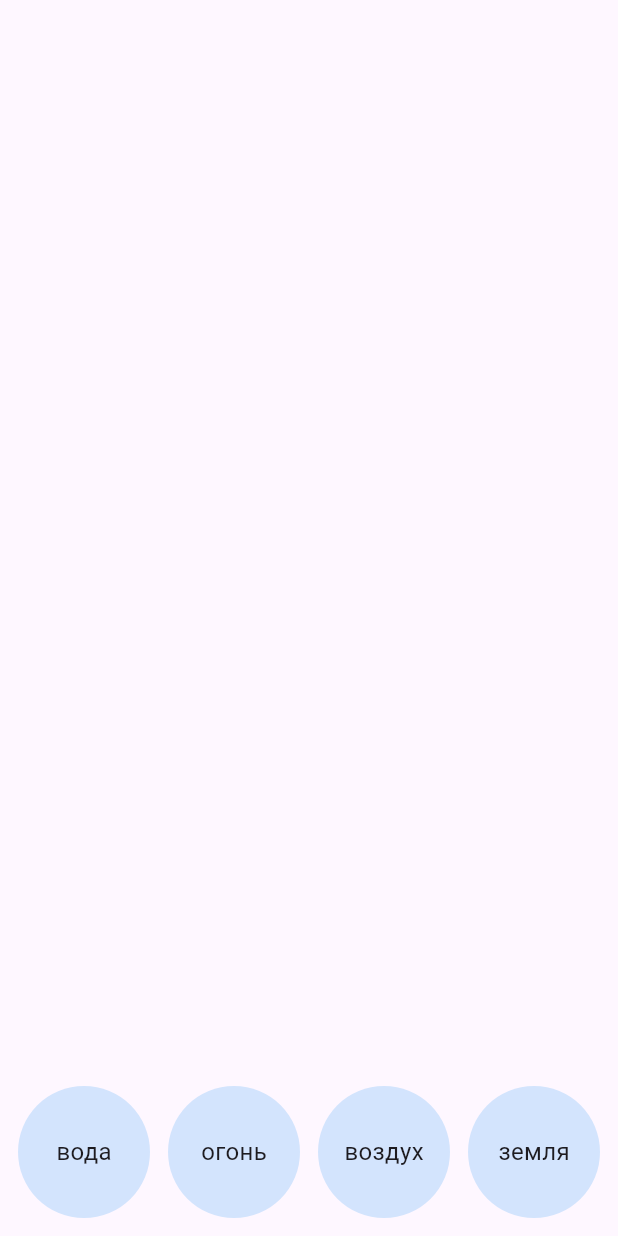
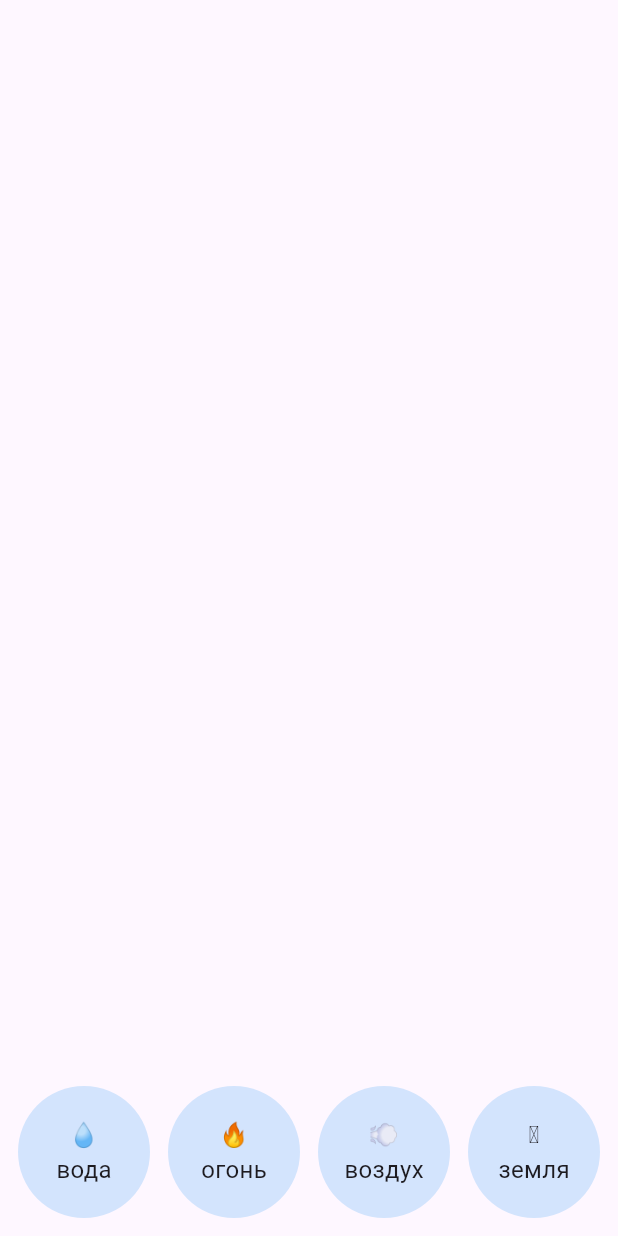
Before and after one commit to kltsv/flutter_alchemy, a Flutter app: the HomePage screen opened directly, on a phone screen of 412 x 824 dp. Run offline on Flutter 3.47's test engine with Material 3 defaults, Android fonts, the phone set to English and light mode, and no system bars; our stand-ins replace google_generative_ai.

Commit message:
[06] More style (#6)
* Add emoji and level of items

* Update app icons and title

```diff
--- a/lib/main.dart
+++ b/lib/main.dart
@@ -1,11 +1,18 @@
 // ignore_for_file: avoid_print
+import 'dart:math';
+
 import 'package:flutter/material.dart';
 import 'package:google_generative_ai/google_generative_ai.dart';
 
 const apiKey = String.fromEnvironment('GEMINI_API_KEY');
 const separator = ',';
 
-const _initialItems = ['вода', 'огонь', 'воздух', 'земля'];
+const _initialItems = [
+  Item(value: 'вода', level: 1, emoji: '💧'),
+  Item(value: 'огонь', level: 1, emoji: '🔥'),
+  Item(value: 'воздух', level: 1, emoji: '💨'),
+  Item(value: 'земля', level: 1, emoji: '🪨'),
+];
 
 void main() {
   runApp(const App());
@@ -37,16 +44,24 @@ class HomePage extends StatefulWidget {
 class _HomePageState extends State<HomePage> {
   static const _paddings = 12.0;
   static const _itemsSize = 100.0;
-  static final _color = Colors.blue.withAlpha(50);
+  static final _initialColor = Colors.blue.withAlpha(50);
   static const _loadingColor = Colors.lightBlueAccent;
 
-  final List<String?> _items = [
+  final List<Item?> _items = [
     ..._initialItems,
   ];
 
-  final _combinations = <String, String>{};
+  final _combinations = <String, Item>{};
+
+  final _colors = <int, Color>{};
 
   bool get _isLoading => _items.contains(null);
+
+  @override
+  void initState() {
+    super.initState();
+    _colors[1] = _initialColor;
+  }
 
   @override
   Widget build(BuildContext context) {
@@ -69,17 +84,30 @@ class _HomePageState extends State<HomePage> {
               return DragDropItem(
                 data: item,
                 size: _itemsSize,
-                color: _color,
+                color: _colors[item.level]!,
                 locked: _isLoading,
                 child: Center(
                   child: Padding(
                     padding: const EdgeInsets.all(_paddings / 2),
-                    child: FittedBox(
-                      child: Text(
-                        item,
-                        textAlign: TextAlign.center,
-                        style: const TextStyle(fontSize: 16),
-                      ),
+                    child: Column(
+                      mainAxisSize: MainAxisSize.min,
+                      mainAxisAlignment: MainAxisAlignment.center,
+                      crossAxisAlignment: CrossAxisAlignment.center,
+                      children: [
+                        if (item.emoji != null)
+                          Text(
+                            item.emoji!,
+                            textAlign: TextAlign.center,
+                            style: const TextStyle(fontSize: 16),
+                          ),
+                        FittedBox(
+                          child: Text(
+                            item.value,
+                            textAlign: TextAlign.center,
+                            style: const TextStyle(fontSize: 16),
+                          ),
+                        ),
+                      ],
                     ),
                   ),
                 ),
@@ -99,17 +127,19 @@ class _HomePageState extends State<HomePage> {
     );
   }
 
-  Future<void> _combine(String origin, String target) async {
+  Future<void> _combine(Item origin, Item target) async {
     print('from: $origin, to: $target');
 
     // Start loading animation by adding special item to the list
     setState(() => _items.add(null));
 
     // Check if cached value for this pair exists
-    final combination = ([origin, target]..sort()).join('+');
+    final combination = ([origin.value, target.value]..sort()).join('+');
     final existingCombination = _combinations[combination];
 
     late final String value;
+    late final int level;
+    late final String? emoji;
 
     if (existingCombination == null) {
       // No previous generation for the pair
@@ -119,11 +149,15 @@ class _HomePageState extends State<HomePage> {
         ..._combinations.values,
       ];
       try {
-        final prompt = _prompt(origin, target, exclude);
+        final prompt =
+            _prompt(origin.value, target.value, exclude.map((e) => e.value));
         final content = [Content.text(prompt)];
         final response = await _ai.generateContent(content);
-        value = response.text!.trim().toLowerCase();
-        print('Answer: $value');
+        final rawValue = response.text!.trim().toLowerCase();
+        value = rawValue.split(separator).elementAt(0);
+        level = max(origin.level, target.level) + 1;
+        emoji = rawValue.split(separator).elementAt(1);
+        print('Answer: $value $emoji ($level)');
       } catch (e) {
         setState(() {
           // Remove loading item when exception appears
@@ -134,17 +168,30 @@ class _HomePageState extends State<HomePage> {
       }
     } else {
       // The previous generation exists for the pair, use from cache
-      value = existingCombination;
+      value = existingCombination.value;
+      level = existingCombination.level;
+      emoji = existingCombination.emoji;
     }
-    await Future.delayed(const Duration(milliseconds: 1000));
+
+    if (!_colors.containsKey(level)) {
+      final prevLevelColor = _colors[level - 1]!;
+      _colors[level] = Color.fromARGB(
+        min(prevLevelColor.alpha + 10, 255), // Deeper color with each level
+        prevLevelColor.red,
+        prevLevelColor.green,
+        prevLevelColor.blue,
+      );
+    }
+    final newItem = Item(value: value, level: level, emoji: emoji);
 
     // Save the result of the current pair to cache
-    _combinations[combination] = value;
+    _combinations[combination] = newItem;
 
+    await Future.delayed(const Duration(milliseconds: 1000));
     setState(() {
       // Remove loading item from the list before adding an actual one
       _items.removeLast();
-      _items.add(value);
+      _items.add(newItem);
     });
   }
 }
@@ -261,15 +308,29 @@ final _ai = GenerativeModel(
   apiKey: apiKey,
 );
 
-String _prompt(String origin, String target, List<String> exclude) =>
-    'We are playing the Fun Alchemy Game. There two items, '
-    'and as a result of combining these two items appears some new item, '
-    'that can be combined in the next steps with other items. '
+String _prompt(String origin, String target, Iterable<String> exclude) =>
+    'We are playing the Fun Alchemy Game. There are two items, '
+    'and as a result of combining these two items, some new item appears and '
+    'this new item can be combined in the next steps with other items. '
     'The new item must be in some way more complex then two original items. '
     'The item MUST be different from the original two items. '
     'You MUST answer in Russian. '
     'You MUST answer only with a single noun. '
     'Do not repeat original items. '
+    'After the word add the most relevant single emoji. '
+    'Separate a word and emoji with a `$separator` sign. '
     'Do not answer with words: {${exclude.join(',')}}. '
     'Items to combine: $origin + $target. '
     'Your answer is: ';
+
+class Item {
+  final String value;
+  final int level;
+  final String? emoji;
+
+  const Item({
+    required this.value,
+    required this.level,
+    this.emoji,
+  });
+}
```
Also changed, not shown: 46 other files.
